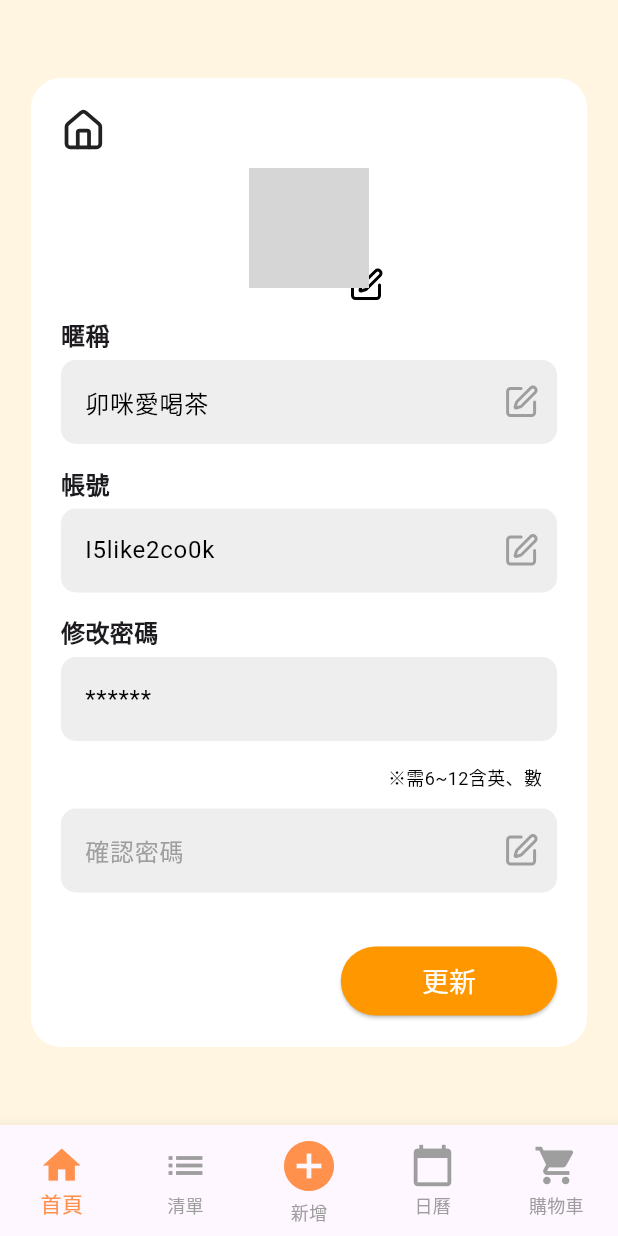
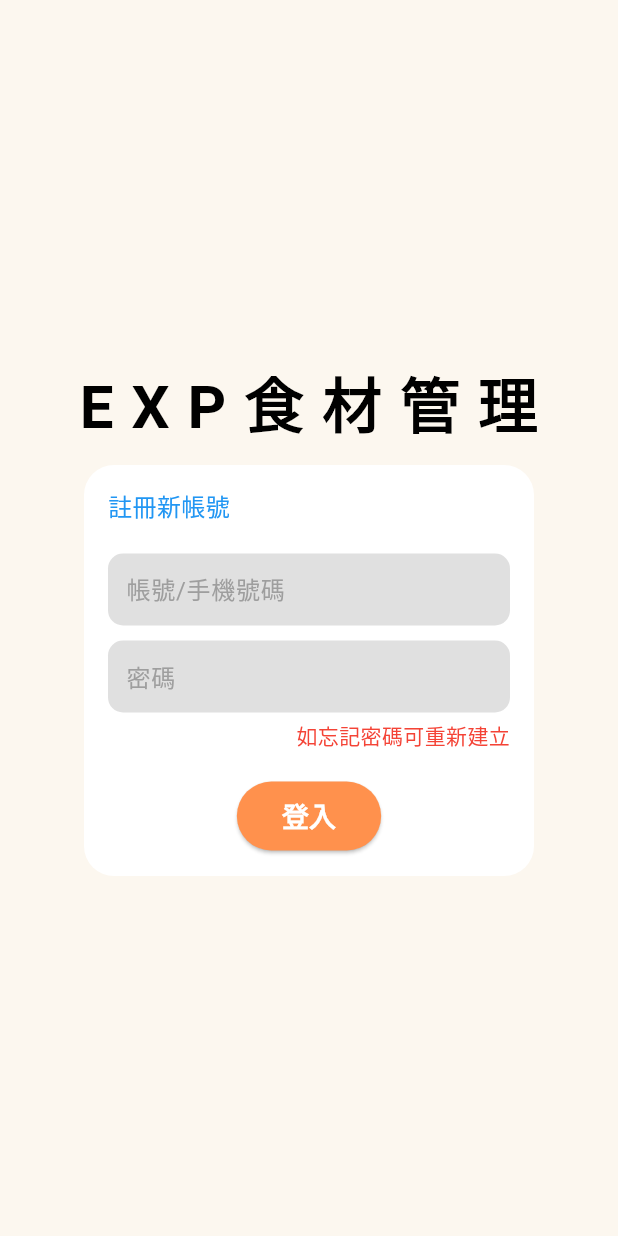
Before and after one commit to exp7777777/FoodMngmt, a Flutter app: the screen it shows after launch, after a tap on "登入", on a phone screen of 412 x 824 dp. Run offline on Flutter 3.47's test engine with Material 3 defaults, Android fonts, the phone set to English and light mode, and no system bars; our stand-ins replace lucide_icons; grey boxes are pictures that could not be loaded.

Commit message:
update(2025.05.05)

```diff
--- /dev/null
+++ b/lib/foodmngmt_AccountLogin.dart
@@ -0,0 +1,152 @@
+import 'package:flutter/material.dart';
+import 'package:foodmngmt/foodmngmt_AccountRegister.dart';
+import 'package:foodmngmt/foodmngmt_AccountSettings.dart';
+
+
+
+class AccoutLogin extends StatelessWidget {
+  const AccoutLogin({super.key});
+
+  Widget _buildTextField(TextEditingController controller, String label, String note, {bool obscureText = false, String? hintText}) {
+    return Column(
+      crossAxisAlignment: CrossAxisAlignment.start,
+      children: [
+        if (label.isNotEmpty)
+          Padding(
+            padding: const EdgeInsets.only(bottom: 5), // 避免上框線被遮擋
+            child: Text(label, style: TextStyle(fontSize: 16, fontWeight: FontWeight.bold)),
+          ),
+        Container(
+          decoration: BoxDecoration(
+            color: Color(0xFFE0E0E0), // ProfileAccountPage 的灰色無框樣式
+            borderRadius: BorderRadius.circular(10),
+          ),
+          padding: EdgeInsets.symmetric(horizontal: 12),
+          child: TextField(
+            controller: controller,
+            obscureText: obscureText,
+            decoration: InputDecoration(
+              hintText: hintText,
+              hintStyle: TextStyle(color: Colors.grey),
+              border: InputBorder.none,
+            ),
+          ),
+        ),
+        if (note.isNotEmpty)
+          Align(
+            alignment: Alignment.bottomRight,
+            child: Padding(
+              padding: const EdgeInsets.only(top: 4),
+              child: Text(
+                note,
+                style: TextStyle(fontSize: 12, color: Colors.black),
+              ),
+            ),
+          ),
+      ],
+    );
+  }
+
+  @override
+  Widget build(BuildContext context) {
+    TextEditingController emailController = TextEditingController();
+    TextEditingController passwordController = TextEditingController();
+
+    return Scaffold(
+      backgroundColor: const Color(0xFFFCF7EF), // 設定背景顏色
+      body: Center(
+        child: Column(
+          mainAxisSize: MainAxisSize.min, // 讓內容靠近中心
+          children: [
+            Text(
+              "EXP食材管理",
+              style: TextStyle(
+                fontSize: 40, // 文字大小
+                fontWeight: FontWeight.bold, // 粗體
+                color: Colors.black, // 文字顏色
+                letterSpacing: 12.0, // 調整字母之間的間距
+              ),
+            ),
+            const SizedBox(height: 10), // 增加與框的間距
+            Container(
+              width: 300, // 調整寬度
+              padding: EdgeInsets.all(16),
+              decoration: BoxDecoration(
+                color: Colors.white, // 白色背景
+                borderRadius: BorderRadius.circular(20), // 圓角
+              ),
+              child: Column(
+                crossAxisAlignment: CrossAxisAlignment.start,
+                children: [
+                  Align(
+                    alignment: Alignment.centerLeft,
+                    child: GestureDetector(
+                      onTap: () {
+                        // 點擊後跳轉到 ProfileSetupPage
+                        Navigator.push(
+                          context,
+                          MaterialPageRoute(builder: (context) => AccountRegister()),
+                        );
+                      },
+                      child: Text(
+                        "註冊新帳號",
+                        style: TextStyle(
+                          color: Colors.blue, // 設定顏色為藍色
+                          fontSize: 16,
+                        ),
+                      ),
+                    ),
+                  ),
+
+                  const SizedBox(height: 20),
+                  _buildTextField(emailController, "", "",hintText: "帳號/手機號碼"),
+                  const SizedBox(height: 10),
+                  _buildTextField(passwordController, "", "", hintText: "密碼",obscureText: true),
+                  const SizedBox(height: 5),
+                  Align(
+                    alignment: Alignment.centerRight,
+                    child: GestureDetector(
+                      onTap: () {
+                        // 忘記密碼點擊事件
+                      },
+                      child: Text(
+                        "如忘記密碼可重新建立",
+                        style: TextStyle(
+                          color: Colors.red, // 設定顏色為紅色
+                          fontSize: 14,
+                        ),
+                      ),
+                    ),
+                  ),
+                  const SizedBox(height: 20),
+                  Center(
+                    child: ElevatedButton(
+                      onPressed: () {
+                        // 登入按鈕點擊事件
+                      },
+                      style: ElevatedButton.styleFrom(
+                        backgroundColor: Color(0xFFFF914D), // 設定按鈕顏色
+                        shape: RoundedRectangleBorder(
+                          borderRadius: BorderRadius.circular(30), // 橢圓形按鈕
+                        ),
+                        padding: EdgeInsets.symmetric(vertical: 10, horizontal: 30), // 調整大小
+                      ),
+                      child: Text(
+                        "登入",
+                        style: TextStyle(
+                          color: Colors.white, // 設定文字顏色
+                          fontSize: 18,
+                          fontWeight: FontWeight.bold,
+                        ),
+                      ),
+                    ),
+                  ),
+                ],
+              ),
+            ),
+          ],
+        ),
+      ),
+    );
+  }
+}
--- a/lib/foodmngmt_AccoutLogin.dart
+++ /dev/null
@@ -1,185 +0,0 @@
-import 'package:flutter/material.dart';
-import 'package:foodmngmt/foodmngmt_AccountSettings.dart';
-import 'package:foodmngmt/foodmngmt_AccoutLogin.dart';
-import 'package:foodmngmt/foodmngmt_FoodManager.dart';
-import 'package:foodmngmt/foodmngmt_HomePage.dart';
-import 'main.dart';
-
-import 'package:lucide_icons/lucide_icons.dart';
-
-
-class AccoutLogin extends StatelessWidget {
-  @override
-  Widget build(BuildContext context) {
-    return Scaffold(
-      backgroundColor: Color(0xFFFFF5E1), // 奶油色背景
-      body: Center(
-        child: Container(
-          width: MediaQuery.of(context).size.width * 0.9,
-          padding: EdgeInsets.all(20),
-          decoration: BoxDecoration(
-            color: Colors.white, // 白色背景
-            borderRadius: BorderRadius.circular(20),
-          ),
-          child: Column(
-            mainAxisSize: MainAxisSize.min,
-            children: [
-              Align(
-                alignment: Alignment.topLeft,
-                child: Icon(LucideIcons.home, size: 30), // 左上角房子 icon
-              ),
-              SizedBox(height: 10),
-              Stack(
-                clipBehavior: Clip.none,
-                children: [
-                  CircleAvatar(
-                    radius: 40,
-                    backgroundColor: Colors.grey[300],
-                    backgroundImage: AssetImage('assets/profile_pic.png'), // 頭像
-                  ),
-                  Positioned(
-                    right: -10,
-                    bottom: -10,
-                    child: Icon(LucideIcons.edit, size: 24, color: Colors.black), // 右下角 edit icon
-                  ),
-                ],
-              ),
-              SizedBox(height: 20),
-              _buildTextField('暱稱', '卯咪愛喝茶', false, showEditIcon: true),
-              _buildTextField('帳號', 'I5like2co0k', false, showEditIcon: true),
-              Stack(
-                clipBehavior: Clip.none,
-                children: [
-                  _buildTextField('修改密碼', '******', true),
-                  Positioned(
-                    right: 10,
-                    bottom: -18, // ✅ **調整與 ProfileSetupPage 保持一致**
-                    child: Padding(
-                      padding: const EdgeInsets.only(top: 4), // ✅ **讓間隔與 ProfileSetupPage 一致**
-                      child: Text(
-                        '※需6~12含英、數',
-                        style: TextStyle(fontSize: 12, color: Colors.black),
-                      ),
-                    ),
-                  ),
-                ],
-              ),
-              SizedBox(height: 30), // ✅ 增加間距，防止確認密碼框與修改密碼框過於接近
-              _buildTextField('', '確認密碼', true, isHint: true, showEditIcon: true),
-              SizedBox(height: 20),
-              Align(
-                alignment: Alignment.centerRight,
-                child: ElevatedButton(
-                  style: ElevatedButton.styleFrom(
-                    backgroundColor: Colors.orange,
-                    shape: RoundedRectangleBorder(
-                      borderRadius: BorderRadius.circular(30),
-                    ),
-                  ),
-                  onPressed: () {},
-                  child: Padding(
-                    padding: EdgeInsets.symmetric(horizontal: 30, vertical: 10),
-                    child: Text('更新', style: TextStyle(color: Colors.white,fontSize: 18)),
-                  ),
-                ),
-              ),
-            ],
-          ),
-        ),
-      ),
-      bottomNavigationBar: BottomNavigationBar(
-        type: BottomNavigationBarType.fixed, // 保持所有按鈕可見
-        selectedItemColor: Color(0xFFFF914D), // 選中時的顏色
-        unselectedItemColor: Colors.grey, // 未選中時的顏色
-        showUnselectedLabels: true,
-        items: const [
-          BottomNavigationBarItem(
-            icon: Icon(Icons.home, size: 30),
-            label: "首頁",
-          ),
-          BottomNavigationBarItem(
-            icon: Icon(Icons.list, size: 30),
-            label: "清單",
-          ),
-          BottomNavigationBarItem(
-            icon: Icon(Icons.add_circle, size: 40, color: Color(0xFFFF914D)), // 中間按鈕
-            label: "新增",
-          ),
-          BottomNavigationBarItem(
-            icon: Icon(Icons.calendar_today, size: 30),
-            label: "日曆",
-          ),
-          BottomNavigationBarItem(
-            icon: Icon(Icons.shopping_cart, size: 30),
-            label: "購物車",
-          ),
-        ],
-        onTap: (index) {
-          if (index == 0) {
-            Navigator.push(
-              context,
-              MaterialPageRoute(builder: (context) => HomePage()),
-            );
-            // 這裡可以加入 "首頁" 的功能
-          }
-          else if (index == 1) {
-            Navigator.push(
-              context,
-              MaterialPageRoute(builder: (context) => FoodMngmtPage()),
-            );
-            // 這裡可以加入 "食物管理" 的功能
-          }
-          else if (index == 2) {
-            Navigator.push(
-              context,
-              MaterialPageRoute(builder: (context) => FoodMngmtPage()),
-            );
-            // 這裡可以加入 "新增" 的功能
-          }
-          else if (index == 3) {
-            Navigator.push(
-              context,
-              MaterialPageRoute(builder: (context) => AccountSettings()),
-            );
-            // 這裡可以加入 "日曆" 的功能
-          }
-          else if (index == 4) {
-            Navigator.push(
-              context,
-              MaterialPageRoute(builder: (context) => AccountSettings()),
-            );
-            // 這裡可以加入 "購物車" 的功能
-          }
-        },
-      ),
-    );
-  }
-
-  Widget _buildTextField(String label, String hint, bool obscureText,
-      {bool isHint = false, bool showEditIcon = false}) {
-    return Padding(
-      padding: EdgeInsets.only(bottom: 15),
-      child: Column(
-        crossAxisAlignment: CrossAxisAlignment.start,
-        children: [
-          if (label.isNotEmpty)
-            Padding(
-              padding: EdgeInsets.only(bottom: 5),
-              child: Text(label, style: TextStyle(fontSize: 16, fontWeight: FontWeight.bold)),
-            ),
-          TextField(
-            obscureText: obscureText,
-            decoration: InputDecoration(
-              hintText: hint,
-              hintStyle: TextStyle(color: isHint ? Colors.grey : Colors.black),
-              filled: true,
-              fillColor: Colors.grey[200],
-              border: OutlineInputBorder(borderRadius: BorderRadius.circular(10), borderSide: BorderSide.none),
-              suffixIcon: showEditIcon ? Icon(LucideIcons.edit, color: Colors.grey) : null,
-            ),
-          ),
-        ],
-      ),
-    );
-  }
-}
--- a/lib/foodmngmt_FoodManager.dart
+++ b/lib/foodmngmt_FoodManager.dart
@@ -1,6 +1,6 @@
 import 'package:flutter/material.dart';
+import 'package:foodmngmt/foodmngmt_AccountRegister.dart';
 import 'package:foodmngmt/foodmngmt_AccountSettings.dart';
-import 'package:foodmngmt/foodmngmt_AccoutLogin.dart';
 import 'package:foodmngmt/foodmngmt_FoodManager.dart';
 import 'package:foodmngmt/foodmngmt_HomePage.dart';
 import 'main.dart';
--- a/lib/foodmngmt_HomePage.dart
+++ b/lib/foodmngmt_HomePage.dart
@@ -1,3 +1,4 @@
+import 'package:foodmngmt/foodmngmt_AccountRegister.dart';
 import 'package:foodmngmt/foodmngmt_AccountSettings.dart';
 import 'package:foodmngmt/foodmngmt_FoodManager.dart';
 import 'package:foodmngmt/foodmngmt_HomePage.dart';
@@ -158,7 +159,7 @@ class _HomePageState extends State<HomePage> {
           if (index == 0) {
             Navigator.push(
               context,
-              MaterialPageRoute(builder: (context) => HomePage()),
+              MaterialPageRoute(builder: (context) => MyApp()),
             );
             // 這裡可以加入 "首頁" 的功能
           }
--- a/lib/main.dart
+++ b/lib/main.dart
@@ -1,6 +1,7 @@
 import 'package:flutter/material.dart';
+import 'package:foodmngmt/foodmngmt_AccountLogin.dart';
+import 'package:foodmngmt/foodmngmt_AccountRegister.dart';
 import 'package:foodmngmt/foodmngmt_AccountSettings.dart';
-import 'package:foodmngmt/foodmngmt_AccoutLogin.dart';
 import 'package:foodmngmt/foodmngmt_FoodManager.dart';
 import 'package:foodmngmt/foodmngmt_HomePage.dart';
 import 'main.dart';
@@ -100,6 +101,22 @@
                 style: TextStyle(fontSize: 20),
               ),
             ),
+            ElevatedButton(
+              onPressed: () {
+                Navigator.push(
+                  context,
+                  MaterialPageRoute(builder: (context) => AccountRegister()),
+                );
+              },
+              style: ElevatedButton.styleFrom(
+                backgroundColor: const Color(0xFFFF914D),
+                padding: const EdgeInsets.symmetric(horizontal: 30, vertical: 15),
+              ),
+              child: const Text(
+                "註冊頁面",
+                style: TextStyle(fontSize: 20),
+              ),
+            ),
           ],
         ),
       ),
```
Also changed, not shown: lib/foodmngmt_AccountRegister.dart (added, +176 -0 lines), lib/foodmngmt_AccountSettings.dart (+72 -82 lines).
